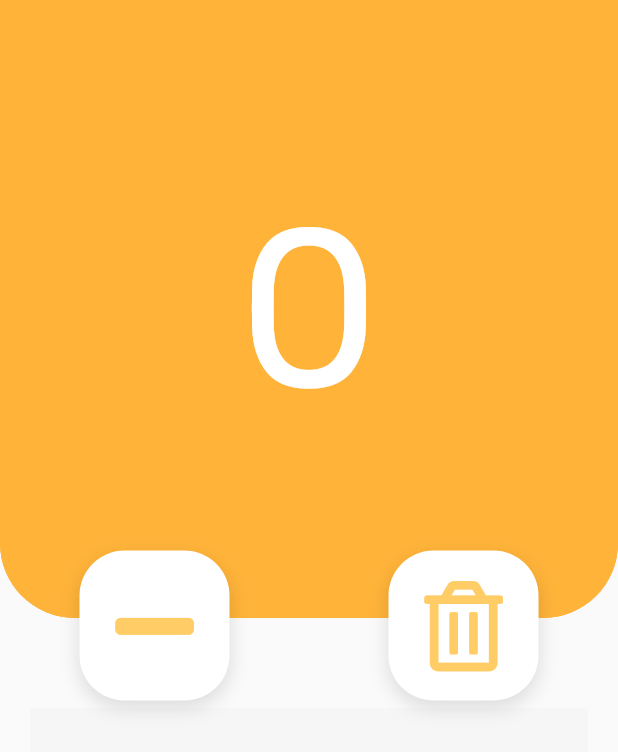
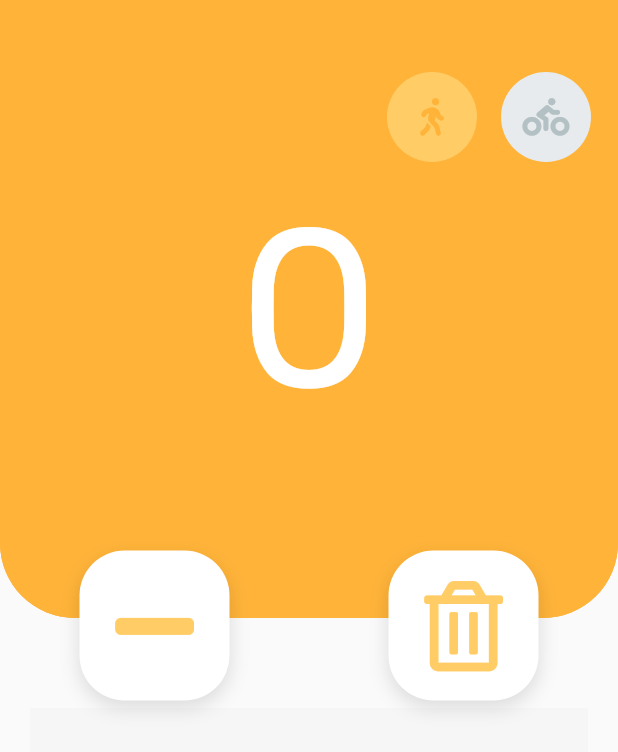
Before and after one commit to devmoonho/touch_counter_app, a Flutter app: the screen it shows after launch, on a phone screen of 412 x 824 dp. Shown: the top 752 px of the screen. Run offline on Flutter 3.47's test engine with Material 2 defaults, Android fonts, the phone set to English and light mode, and no system bars; drawn by our look-alikes of auto_size_text; our stand-ins replace date_format, font_awesome_flutter, vibration; missing offline and left inert: firebase_admob; accounts and stored records are empty.

Commit message:
code auto text size

```diff
--- a/lib/app_pages/widgets/counter_widget.dart
+++ b/lib/app_pages/widgets/counter_widget.dart
@@ -1,4 +1,6 @@
+import 'package:auto_size_text/auto_size_text.dart';
 import 'package:flutter/material.dart';
+import 'package:font_awesome_flutter/font_awesome_flutter.dart';
 import 'package:provider/provider.dart';
 import 'package:touch_counter_app/providers/counter_provider.dart';
 import 'package:vibration/vibration.dart';
@@ -10,6 +12,12 @@ class CounterWidget extends StatefulWidget {
 
 class _CounterWidgetState extends State<CounterWidget>
     with SingleTickerProviderStateMixin {
+  int _selectedIndex = 0;
+  List<IconData> _icons = [
+    FontAwesomeIcons.walking,
+    FontAwesomeIcons.biking,
+  ];
+
   @override
   Widget build(BuildContext context) {
     final counterProvider =
@@ -66,21 +74,25 @@ class _CounterWidgetState extends State<CounterWidget>
                     });
                   },
                   child: Container(
-                    alignment: MediaQuery.of(context).orientation ==
-                            Orientation.portrait
-                        ? Alignment.center
-                        : Alignment.topCenter,
                     constraints: BoxConstraints.expand(),
                     child: TextAnimation(
                       child: Container(
-                        alignment: Alignment.center,
-                        child: Text(
+                        padding: MediaQuery.of(context).orientation ==
+                                Orientation.portrait
+                            ? EdgeInsets.only(top: 0.0, left: 20.0, right: 20.0)
+                            : EdgeInsets.only(top: 10.0, left: 150.0, right: 150.0),
+                        alignment: MediaQuery.of(context).orientation ==
+                                Orientation.portrait
+                            ? Alignment.center
+                            : Alignment.topCenter,
+                        child: AutoSizeText(
                           '${counterProvider.value}',
                           style: TextStyle(
                             color: Colors.white,
                             fontFamily: 'Rubik',
                             fontSize: 150,
                           ),
+                          maxLines: 1,
                         ),
                       ),
                     ),
@@ -88,7 +100,51 @@ class _CounterWidgetState extends State<CounterWidget>
                 ),
               ),
             ),
+            Padding(
+              padding:
+                  const EdgeInsets.only(top: 40.0, left: 10.0, right: 10.0),
+              child: Row(
+                mainAxisAlignment: MainAxisAlignment.end,
+                children: _icons
+                    .asMap()
+                    .entries
+                    .map(
+                      (MapEntry map) => _buildIcon(map.key),
+                    )
+                    .toList(),
+              ),
+            ),
           ],
+        ),
+      ),
+    );
+  }
+
+  Widget _buildIcon(int index) {
+    return Padding(
+      padding: const EdgeInsets.all(8.0),
+      child: GestureDetector(
+        onTap: () {
+          setState(() {
+            _selectedIndex = index;
+          });
+        },
+        child: Container(
+          height: 60.0,
+          width: 60.0,
+          decoration: BoxDecoration(
+            color: _selectedIndex == index
+                ? Theme.of(context).accentColor
+                : Color(0xFFE7EBEE),
+            borderRadius: BorderRadius.circular(30.0),
+          ),
+          child: Icon(
+            _icons[index],
+            size: 25.0,
+            color: _selectedIndex == index
+                ? Theme.of(context).primaryColor
+                : Color(0xFFB4C1C4),
+          ),
         ),
       ),
     );
--- a/pubspec.yaml
+++ b/pubspec.yaml
@@ -31,6 +31,7 @@ dependencies:
   font_awesome_flutter: ^8.5.0
   date_format: ^1.0.8
   intl: ^0.16.0
+  auto_size_text: ^2.1.0
 
 
 dev_dependencies:
```
Also changed, not shown: pubspec.lock.
